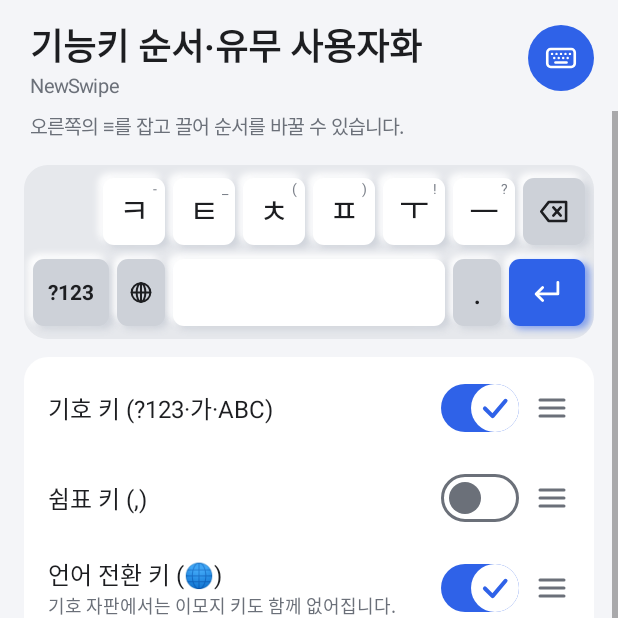
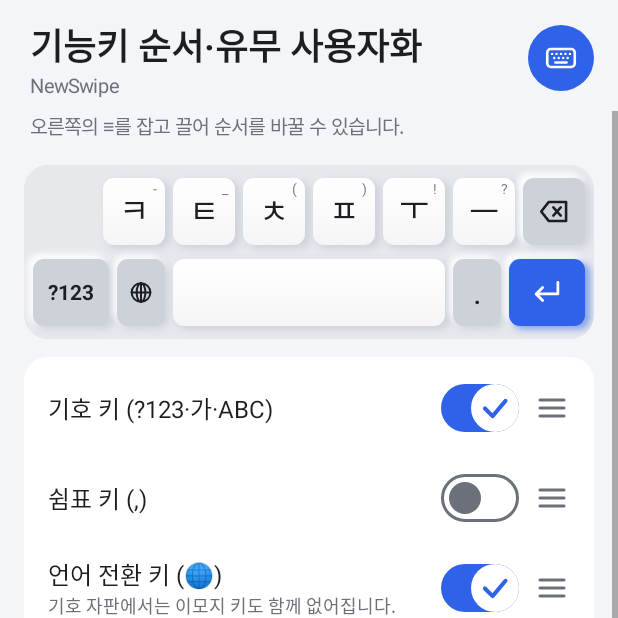
Before and after one commit to TechTree-Alt/NewSwipe, an Android app: the BottomKeysEditorActivity screen opened directly, with no data from a screen before it, on a phone screen of 412 x 824 dp, the top half of it. Run offline under Robolectric (Android 15) with nearby library versions, the phone set to English and light mode, and no system bars.

Commit message:
Newmorphism: 흰 키의 흐릿한 테두리를 없애고, 버튼 면을 원래 크기로 그린다
- 면이 밝은 그림자보다 밝으면(밝은 테마의 흰 키·칩) 밝은 그림자가 면과 섞여 흐릿한 흰 테두리로만 보였다.
  그런 면은 밝은 그림자를 그리지 않고, 위가 밝고 아래로 살짝 어두워지는 볼록한 면으로 그려 입체감을 낸다.
  그라데이션은 크기·색마다 한 번만 만든다. 기능키·강조색 키처럼 밝은 그림자가 보이는 면은 그대로다.
- 버튼·칩 면을 그림자 자리만큼(3.5dp) 줄여 그리던 것을 없앴다. 면은 원래 바탕과 같은 크기이고, 그림자만 뷰 밖으로
  번진다 (붙은 뒤 부모 두 단계의 자식 자르기를 끈다. 스크롤하는 틀은 건드리지 않는다). 이모지 검색창·'모두 지우기'가
  같은 줄의 뒤로 가기 칩과 다시 같은 높이가 되고, 분류 탭·클립보드 카드도 원래 크기로 돌아온다.
- 키 면 색 고르기를 faceColor로 묶어 그림자와 면이 같은 색 규칙을 쓴다.

Co-Authored-By: Claude Opus 5.5 <noreply@anthropic.com>
Claude-Session: https://claude.ai/code/session_01PCumx9D13bRqRtrRtYZnXu

```diff
--- a/app/src/main/java/com/alternative_studios/newswipe/clipboard/ClipboardPanel.java
+++ b/app/src/main/java/com/alternative_studios/newswipe/clipboard/ClipboardPanel.java
@@ -260,8 +260,7 @@ public final class ClipboardPanel extends LinearLayout {
         card.setOrientation(VERTICAL);
         card.setBackground(Ui.ripple(theme.keyPressed, Ui.round(theme.key, Ui.dp(c, 10)), Ui.dp(c, 10)));
         Neu.apply(card, theme, theme.key, Ui.dp(c, 10));
-        // Newmorphism에서는 그림자 자리만큼 면이 들어가므로 안쪽 여백도 그만큼 늘린다.
-        int p = Ui.dp(c, theme.neu ? 14 : 10);
+        int p = Ui.dp(c, 10);
         card.setPadding(p, p, p, item == null ? p : 0);
         if (item != null && item.isImage()) {
             card.addView(imageView(item), new LayoutParams(ViewGroup.LayoutParams.MATCH_PARENT, 0, 1f));
--- a/app/src/main/java/com/alternative_studios/newswipe/emoji/EmojiPanel.java
+++ b/app/src/main/java/com/alternative_studios/newswipe/emoji/EmojiPanel.java
@@ -358,7 +358,7 @@ public final class EmojiPanel extends LinearLayout {
             tabs[i].setAlpha(sel ? 1f : 0.55f);
             // Newmorphism에서는 고른 탭이 안으로 눌려 들어간 모양이다.
             tabs[i].setBackground(sel
-                    ? theme.neu ? Neu.sunken(theme, theme.functionKey, Ui.dp(getContext(), 16))
+                    ? theme.neu ? Neu.sunken(tabs[i], theme, theme.functionKey, Ui.dp(getContext(), 16))
                     : Ui.round(theme.functionKey, Ui.dp(getContext(), 16))
                     : Ui.ripple(theme.keyPressed, null, Ui.dp(getContext(), 16)));
         }
--- a/app/src/main/java/com/alternative_studios/newswipe/keyboard/KeyboardView.java
+++ b/app/src/main/java/com/alternative_studios/newswipe/keyboard/KeyboardView.java
@@ -694,29 +694,31 @@ public final class KeyboardView extends View {
         c.restore();
     }
 
-    private void drawKey(Canvas c, Key k) {
-        RectF r = tmp;
-        r.set(k.rect.left + gapX / 2, k.rect.top + gapY / 2, k.rect.right - gapX / 2, k.rect.bottom - gapY / 2);
-        boolean pressed = isPressed(k);
-        int bg;
-        int fg = theme.text;
+    /** 키 면의 색 (눌리지 않았을 때). 강조색이면 글자는 onAccent, 아니면 글자 색이다. */
+    private int faceColor(Key k) {
         if (k.type == Key.ENTER) {
-            bg = theme.accent;
-            fg = theme.onAccent;
+            return theme.accent;
         } else if (gridColors && (k.type == Key.SHIFT || k.type == Key.FUNCTION || k.type == Key.DELETE || k.type == Key.SYMBOL_PAGE
                 || layout.kind == KeyboardLayout.NUMBER && (k.type == Key.TO_SYMBOLS || ".".equals(k.label)))
                 && !(layout.kind == KeyboardLayout.NUMBER && k.type == Key.DELETE)) {
             // 색 정렬: 글자 사이의 Shift·⌫·기호 쪽 넘김 키는 글자 키 색 (Shift 고정도 강조색 없이).
             // 숫자 자판에서는 ?123·.를 숫자 키 색으로 맞추고, ⌫는 스페이스바·- 키와 같은 기능키 색으로 둔다.
-            bg = theme.key;
+            return theme.key;
         } else if (gridColors && k.type == Key.SPACE) {
-            bg = theme.functionKey;   // 스페이스바는 맨 아래 줄의 다른 기능키 색
+            return theme.functionKey;   // 스페이스바는 맨 아래 줄의 다른 기능키 색
         } else if (k.type == Key.SHIFT && shiftState == 2) {
-            bg = theme.accent;
-            fg = theme.onAccent;
+            return theme.accent;
         } else {
-            bg = k.isFunctional() ? theme.functionKey : theme.key;
-        }
+            return k.isFunctional() ? theme.functionKey : theme.key;
+        }
+    }
+
+    private void drawKey(Canvas c, Key k) {
+        RectF r = tmp;
+        r.set(k.rect.left + gapX / 2, k.rect.top + gapY / 2, k.rect.right - gapX / 2, k.rect.bottom - gapY / 2);
+        boolean pressed = isPressed(k);
+        int bg = faceColor(k);
+        int fg = bg == theme.accent && (k.type == Key.ENTER || k.type == Key.SHIFT) ? theme.onAccent : theme.text;
         float cx = r.centerX(), cy = r.centerY();
         if (theme.neu) {
             boolean accent = bg == theme.accent;
@@ -727,8 +729,7 @@ public final class KeyboardView extends View {
                         accent ? blend(theme.accent, 0xFF000000, 0.45f) & 0xB3FFFFFF : theme.neuDark, fill);
                 cy += dp(1);
             } else {
-                fill.setColor(bg);
-                c.drawRoundRect(r, radius, radius, fill);
+                Neu.drawFace(c, r, radius, bg, theme, fill);
             }
         } else {
             if (pressed) bg = k.type == Key.ENTER ? blend(theme.accent, theme.text, 0.25f) : theme.keyPressed;
@@ -799,10 +800,10 @@ public final class KeyboardView extends View {
 
     /** 솟아오른 키의 그림자 (키 면은 drawKey가 그 위에 그린다). 그림자는 Neu가 크기마다 한 번만 구워 둔 비트맵이다. */
     private void drawNeuRaised(Canvas c, Key k) {
-        boolean accent = k.type == Key.ENTER || k.type == Key.SHIFT && shiftState == 2 && !gridColors;
+        int face = faceColor(k);
         Neu.drawRaised(c, k.rect.left + gapX / 2, k.rect.top + gapY / 2, k.rect.right - gapX / 2,
                 k.rect.bottom - gapY / 2, radius, neuOffset(), neuBlur(),
-                theme.neuLight, accent ? Neu.accentShadow(theme) : theme.neuDark);
+                Neu.raisedLight(theme, face), face == theme.accent ? Neu.accentShadow(theme) : theme.neuDark);
     }
 
     private void drawCentered(Canvas c, String s, float cx, float cy) {
--- a/app/src/main/java/com/alternative_studios/newswipe/ui/Neu.java
+++ b/app/src/main/java/com/alternative_studios/newswipe/ui/Neu.java
@@ -4,13 +4,16 @@ import android.graphics.Bitmap;
 import android.graphics.BlurMaskFilter;
 import android.graphics.Canvas;
 import android.graphics.ColorFilter;
+import android.graphics.LinearGradient;
 import android.graphics.Paint;
 import android.graphics.Path;
 import android.graphics.PixelFormat;
 import android.graphics.Rect;
 import android.graphics.RectF;
+import android.graphics.Shader;
 import android.graphics.drawable.Drawable;
 import android.view.View;
+import android.view.ViewGroup;
 
 import com.alternative_studios.newswipe.keyboard.KeyboardTheme;
 
@@ -44,6 +47,60 @@ public final class Neu {
     /** 강조색 면의 그림자: 어두운 그림자 대신 강조색이 은은하게 번진다. */
     public static int accentShadow(KeyboardTheme t) {
         return (t.accent & 0xFFFFFF) | (t.dark ? 0x66000000 : 0x8C000000);
+    }
+
+    /**
+     * 솟아오른 면의 밝은 그림자 색. 면이 밝은 그림자보다 밝으면(밝은 테마의 흰 키처럼) 밝은 그림자가 면과 섞여
+     * 흐릿한 테두리로만 보이므로 그리지 않고 0을 돌려준다. 그런 면은 {@link #drawFace}가 위가 밝고 아래가 조금 어두운
+     * 볼록한 면으로 그려 입체감을 낸다.
+     */
+    public static int raisedLight(KeyboardTheme t, int face) {
+        int a = t.neuLight >>> 24;
+        int lit = blendRaw(t.background, t.neuLight | 0xFF000000, a / 255f);
+        return luma(face) + 8 >= luma(lit) ? 0 : t.neuLight;
+    }
+
+    private static final int SHADERS = 8;
+    private static final LinearGradient[] shaders = new LinearGradient[SHADERS];
+    private static final int[] shaderKeys = new int[SHADERS * 3];
+    private static int nextShader;
+
+    /** 솟아오른 면. 밝은 그림자를 그리지 않는 면({@link #raisedLight}이 0)은 위에서 아래로 살짝 어두워지는 볼록한 면이다. */
+    public static void drawFace(Canvas c, RectF r, float radius, int face, KeyboardTheme t, Paint fill) {
+        if (raisedLight(t, face) != 0) {
+            fill.setColor(face);
+            c.drawRoundRect(r, radius, radius, fill);
+            return;
+        }
+        int h = Math.max(1, Math.round(r.height())), bottom = blend(face, t.background, 0.4f);
+        fill.setColor(0xFF000000);
+        fill.setShader(gradient(h, face, bottom));
+        c.save();
+        c.translate(0, r.top);
+        c.drawRoundRect(r.left, 0, r.right, r.height(), radius, radius, fill);
+        c.restore();
+        fill.setShader(null);
+    }
+
+    /** 높이 h의 세로 그라데이션. 크기·색마다 한 번만 만든다 (그릴 때 새 객체를 만들지 않도록). */
+    private static LinearGradient gradient(int h, int top, int bottom) {
+        for (int i = 0; i < SHADERS; i++) {
+            int k = i * 3;
+            if (shaders[i] != null && shaderKeys[k] == h && shaderKeys[k + 1] == top && shaderKeys[k + 2] == bottom) {
+                return shaders[i];
+            }
+        }
+        int i = nextShader;
+        nextShader = (nextShader + 1) % SHADERS;
+        shaders[i] = new LinearGradient(0, 0, 0, h, top, bottom, Shader.TileMode.CLAMP);
+        shaderKeys[i * 3] = h;
+        shaderKeys[i * 3 + 1] = top;
+        shaderKeys[i * 3 + 2] = bottom;
+        return shaders[i];
+    }
+
+    private static int luma(int c) {
+        return (((c >> 16) & 0xFF) * 299 + ((c >> 8) & 0xFF) * 587 + (c & 0xFF) * 114) / 1000;
     }
 
     /** 그림자가 면 밖으로 번지는 너비: 이만큼 둘레를 비워 두면 그림자가 잘리지 않는다. */
@@ -128,13 +185,51 @@ public final class Neu {
         apply(v, t, fill, radius, 0, 0);
     }
 
-    /** insetH·insetV: 면을 뷰 가장자리에서 들여 그리는 거리 (그림자 자리보다 좁으면 그림자 자리만큼 들인다). */
+    /**
+     * insetH·insetV: 면을 뷰 가장자리에서 들여 그리는 거리. 면은 원래 바탕과 같은 크기이고 그림자만 뷰 밖으로 번지므로,
+     * 그림자가 잘리지 않게 붙은 뒤 부모 두 단계의 자식 자르기를 끈다.
+     */
     public static void apply(View v, KeyboardTheme t, int fill, float radius, int insetH, int insetV) {
-        if (t.neu) v.setBackground(new Chip(t, fill, radius, insetH, insetV));
+        if (!t.neu) return;
+        v.setBackground(new Chip(t, fill, radius, insetH, insetV));
+        unclipParents(v);
+    }
+
+    /** v의 그림자가 뷰 밖으로 번져도 잘리지 않도록 부모와 그 위 부모의 자식 자르기를 끈다 (붙어 있지 않으면 붙을 때). */
+    public static void unclipParents(View v) {
+        if (v.getParent() != null) {
+            unclip(v);
+            return;
+        }
+        v.addOnAttachStateChangeListener(new View.OnAttachStateChangeListener() {
+            @Override
+            public void onViewAttachedToWindow(View view) {
+                view.removeOnAttachStateChangeListener(this);
+                unclip(view);
+            }
+
+            @Override
+            public void onViewDetachedFromWindow(View view) {
+            }
+        });
+    }
+
+    private static void unclip(View v) {
+        android.view.ViewParent p = v.getParent();
+        for (int i = 0; i < 2 && p instanceof ViewGroup; i++) {
+            // 스크롤하는 틀은 자르기를 끄면 스크롤한 내용이 틀 밖(머리 줄 등)까지 그려지므로 건드리지 않는다.
+            if (p instanceof android.widget.ScrollView || p instanceof android.widget.HorizontalScrollView
+                    || p instanceof android.widget.AbsListView) {
+                return;
+            }
+            ((ViewGroup) p).setClipChildren(false);
+            p = p.getParent();
+        }
     }
 
     /** 늘 안으로 들어가 있는 바탕 (고른 탭처럼 '켜진' 것을 나타낸다). */
-    public static Drawable sunken(KeyboardTheme t, int fill, float radius) {
+    public static Drawable sunken(View v, KeyboardTheme t, int fill, float radius) {
+        unclipParents(v);
         Chip c = new Chip(t, fill, radius, 0, 0);
         c.sunken = true;
         return c;
@@ -144,6 +239,7 @@ public final class Neu {
     public static final class Chip extends Drawable {
         private final Paint fill = new Paint(Paint.ANTI_ALIAS_FLAG);
         private final RectF face = new RectF();
+        private final KeyboardTheme theme;
         private final int color, pressedColor, light, dark, pressedDark;
         private final float radius, offset, blur;
         private final int insetH, insetV;
@@ -151,6 +247,7 @@ public final class Neu {
 
         Chip(KeyboardTheme t, int color, float radius, int insetH, int insetV) {
             boolean accent = color == t.accent;
+            theme = t;
             this.color = color;
             pressedColor = accent ? blend(t.accent, t.text, 0.12f) : t.keyPressed;
             light = t.neuLight;
@@ -167,18 +264,14 @@ public final class Neu {
         @Override
         public void draw(Canvas c) {
             Rect b = getBounds();
-            // 그림자가 뷰 밖으로 나가 잘리지 않도록 면을 그림자 자리만큼 들여 그린다 (흐린 끝자락은 조금 잘려도 된다).
-            float room = offset + blur;
-            face.set(b.left + Math.max(insetH, room), b.top + Math.max(insetV, room),
-                    b.right - Math.max(insetH, room), b.bottom - Math.max(insetV, room));
+            face.set(b.left + insetH, b.top + insetV, b.right - insetH, b.bottom - insetV);
             if (face.width() <= 0 || face.height() <= 0) return;
             float r = Math.min(radius, Math.min(face.width(), face.height()) / 2);
             if (pressed || sunken) {
                 drawInset(c, face, r, offset, blur, sunken ? color : pressedColor, light, pressedDark, fill);
             } else {
-                drawRaised(c, face.left, face.top, face.right, face.bottom, r, offset, blur, light, dark);
-                fill.setColor(color);
-                c.drawRoundRect(face, r, r, fill);
+                drawRaised(c, face.left, face.top, face.right, face.bottom, r, offset, blur, raisedLight(theme, color), dark);
+                drawFace(c, face, r, color, theme, fill);
             }
         }
 
@@ -212,6 +305,10 @@ public final class Neu {
     }
 
     public static int blend(int a, int b, float t) {
+        return blendRaw(a, b, t);
+    }
+
+    private static int blendRaw(int a, int b, float t) {
         int ar = (a >> 16) & 0xFF, ag = (a >> 8) & 0xFF, ab = a & 0xFF;
         int br = (b >> 16) & 0xFF, bg = (b >> 8) & 0xFF, bb = b & 0xFF;
         return 0xFF000000 | ((int) (ar + (br - ar) * t) << 16) | ((int) (ag + (bg - ag) * t) << 8)
```
